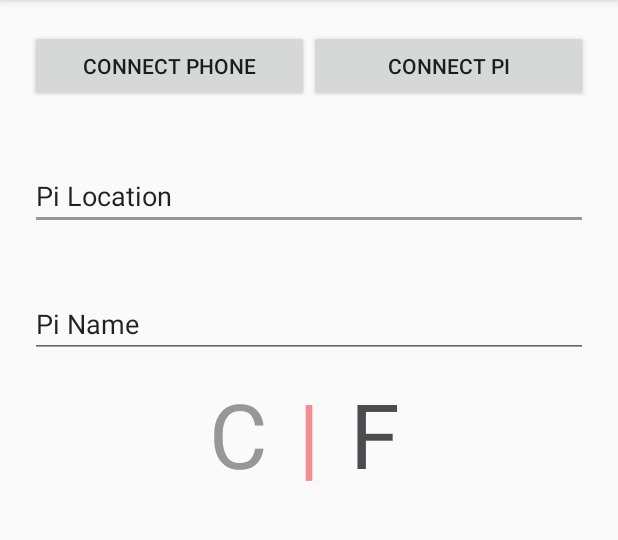
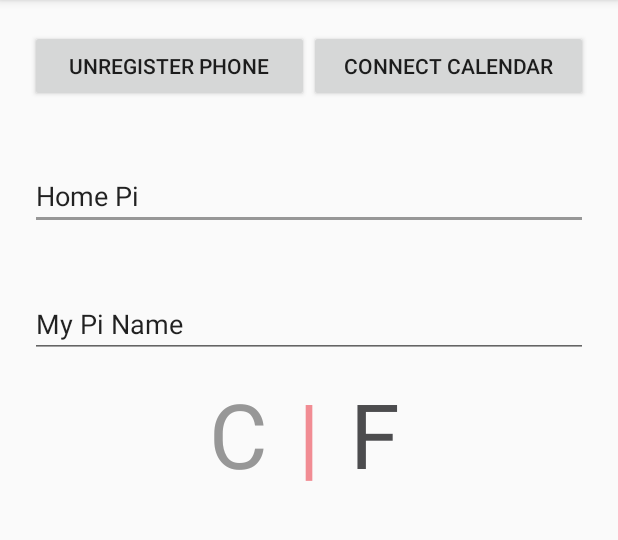
Before and after one commit to liferay-home/liferay-home-android, an Android app: the SettingsActivity screen opened directly, with no data from a screen before it, on a phone screen of 412 x 824 dp, the part 84-624 px from its top. Run offline under Robolectric (Android 15) with nearby library versions, the phone set to English and light mode, and no system bars; our stand-ins replace EventBus; libraries missing offline, so code that uses them is left out: com.google.api.client, com.google.api.services; 1 statement that could not run was skipped.

Commit message:
bag of stuff

```diff
--- a/app/src/main/java/com/liferay/home/liferayhome/MapsActivity.java
+++ b/app/src/main/java/com/liferay/home/liferayhome/MapsActivity.java
@@ -54,7 +54,7 @@ public class MapsActivity extends FragmentActivity
 
 	private void createGeofence() {
 		List<Geofence> geofences = new ArrayList<>();
-		geofences.add(new Geofence.Builder().setRequestId("0")
+		geofences.add(new Geofence.Builder().setRequestId("Looking for Home")
 			.setCircularRegion(33.98436373, -117.39578247, 100000)
 			.setExpirationDuration(Geofence.NEVER_EXPIRE)
 			.setTransitionTypes(Geofence.GEOFENCE_TRANSITION_ENTER | Geofence.GEOFENCE_TRANSITION_EXIT)
@@ -110,7 +110,7 @@ public class MapsActivity extends FragmentActivity
 
 		LatLng latLng =
 			position == null ? new LatLng(33.88, -117) : new LatLng(position.getLatitude(), position.getLongitude());
-		MarkerOptions markerOptions = new MarkerOptions().position(latLng).title("Home").draggable(true);
+		MarkerOptions markerOptions = new MarkerOptions().position(latLng).zIndex(1).title("Home").draggable(true);
 		googleMap.addMarker(markerOptions);
 		googleMap.setOnMarkerDragListener(this);
 		googleMap.moveCamera(CameraUpdateFactory.newLatLng(latLng));
--- a/app/src/main/java/com/liferay/home/liferayhome/SettingsActivity.java
+++ b/app/src/main/java/com/liferay/home/liferayhome/SettingsActivity.java
@@ -1,18 +1,17 @@
 package com.liferay.home.liferayhome;
 
-import android.accounts.AccountManager;
-import android.content.Context;
-import android.content.Intent;
 import android.os.Bundle;
-import android.support.design.widget.Snackbar;
+import android.util.Log;
 import android.view.View;
 import android.widget.Button;
+import android.widget.EditText;
 import android.widget.TextView;
+import com.google.api.services.calendar.model.Event;
+import com.google.api.services.calendar.model.Events;
+import com.liferay.home.liferayhome.interactors.CalendarRequest;
 import org.greenrobot.eventbus.Subscribe;
 import org.greenrobot.eventbus.ThreadMode;
 
-import static com.liferay.home.liferayhome.PreferencesUtil.PREF_ACCOUNT_NAME;
-import static com.liferay.home.liferayhome.PreferencesUtil.REQUEST_ACCOUNT_PICKER;
 import static com.liferay.home.liferayhome.PreferencesUtil.getPreference;
 import static com.liferay.home.liferayhome.PreferencesUtil.savePreference;
 
@@ -31,11 +30,31 @@ public class SettingsActivity extends LiferayHomeActivity implements View.OnClic
 		Button connectPhone = (Button) findViewById(R.id.connect_phone);
 		connectPhone.setOnClickListener(this);
 
+		Button connectCalendar = (Button) findViewById(R.id.calendar);
+		connectCalendar.setOnClickListener(this);
+
 		celsius = (TextView) findViewById(R.id.celsius);
 		celsius.setOnClickListener(this);
 
 		fahrenheit = (TextView) findViewById(R.id.fahrenheit);
 		fahrenheit.setOnClickListener(this);
+
+		final EditText piName = (EditText) findViewById(R.id.pi_name);
+
+		String piNameValue = PreferencesUtil.getStrPreference(this, "piname");
+		if (piNameValue != null) {
+			piName.setText(piNameValue);
+		}
+
+
+		piName.setOnFocusChangeListener(new View.OnFocusChangeListener() {
+			@Override
+			public void onFocusChange(View v, boolean hasFocus) {
+				if (!hasFocus) {
+					PreferencesUtil.savePreference(SettingsActivity.this, "piname", piName.getText().toString());
+				}
+			}
+		});
 
 		if (getPreference(this, CELSIUS)) {
 			celsius();
@@ -46,7 +65,16 @@ public class SettingsActivity extends LiferayHomeActivity implements View.OnClic
 
 	@Override
 	protected void doSomethingWithAnAccount() {
+		CalendarRequest calendarRequest = new CalendarRequest(credential);
+		new Thread(calendarRequest).start();
+	}
 
+	@Subscribe(threadMode = ThreadMode.MAIN)
+	public void onMessageEvent(Events events) {
+		Log.e(MainActivity.TAG, events.getSummary());
+		for (Event event : events.getItems()) {
+			Log.d(MainActivity.TAG, "Event: " + event.getSummary());
+		}
 	}
 
 	@Override
@@ -55,9 +83,11 @@ public class SettingsActivity extends LiferayHomeActivity implements View.OnClic
 			celsius();
 		} else if (v.getId() == R.id.fahrenheit) {
 			fahrenheit();
-		} else {
+		} else if (v.getId() == R.id.calendar) {
 			if (credential.getSelectedAccountName() == null) {
 				chooseAccount();
+			} else {
+				doSomethingWithAnAccount();
 			}
 		}
 	}
--- a/app/src/main/res/layout/activity_settings.xml
+++ b/app/src/main/res/layout/activity_settings.xml
@@ -19,14 +19,15 @@
 			android:layout_width="match_parent"
 			android:layout_height="wrap_content"
 			android:layout_weight="1"
-			android:text="Connect Phone"
+			android:text="Unregister Phone"
 			/>
 
 		<Button
 			android:layout_width="match_parent"
 			android:layout_height="wrap_content"
 			android:layout_weight="1"
-			android:text="Connect Pi"
+			android:id="@+id/calendar"
+			android:text="Connect Calendar"
 			/>
 
 	</LinearLayout>
@@ -37,7 +38,7 @@
 		android:layout_height="wrap_content"
 		android:layout_below="@+id/settings_buttons"
 		android:paddingTop="50dp"
-		android:text="Pi Location"
+		android:text="Home Pi"
 		/>
 
 	<EditText
@@ -46,7 +47,7 @@
 		android:layout_height="wrap_content"
 		android:layout_below="@+id/pi_location"
 		android:paddingTop="50dp"
-		android:text="Pi Name"
+		android:text="My Pi Name"
 		/>
 
 	<TextView
--- a/app/src/main/res/layout/nav_header_home.xml
+++ b/app/src/main/res/layout/nav_header_home.xml
@@ -33,7 +33,7 @@
 		/>
 
 	<TextView
-		android:id="@+id/textView"
+		android:id="@+id/my_pi_name"
 		android:layout_width="wrap_content"
 		android:layout_height="wrap_content"
 		android:text="Pi Name"
```
Also changed, not shown: app/src/main/java/com/liferay/home/liferayhome/GeofenceTransitionsIntentService.java (+32 -0 lines), app/src/main/java/com/liferay/home/liferayhome/HomeActivity.java (+34 -15 lines), app/src/main/res/layout/content_home.xml (+13 -13 lines).
